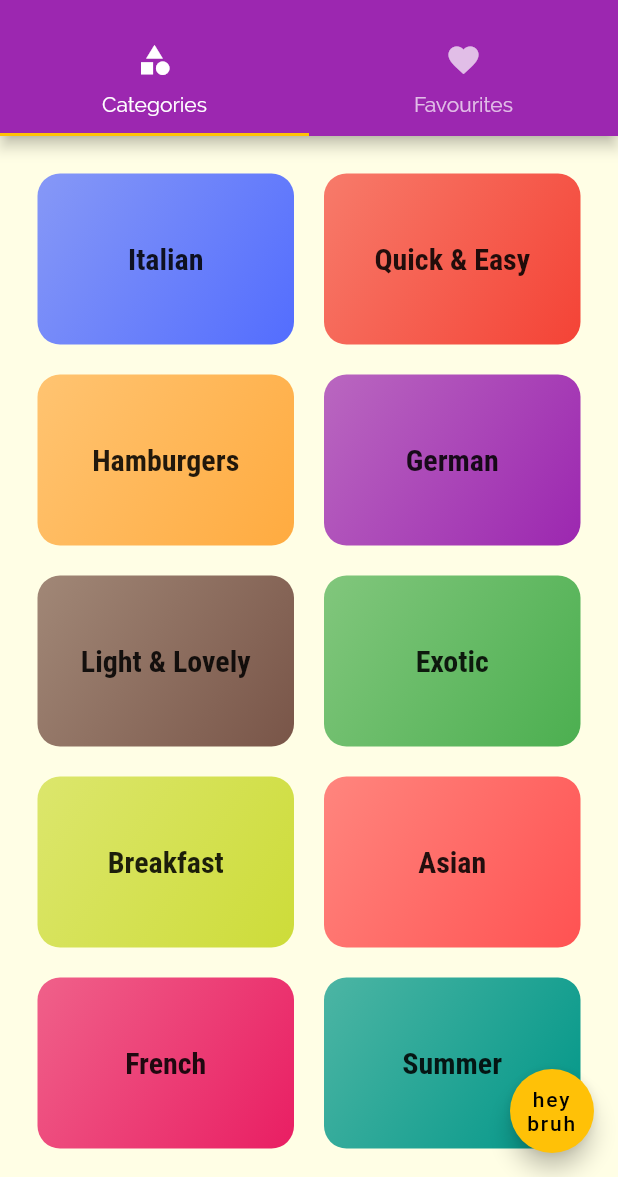
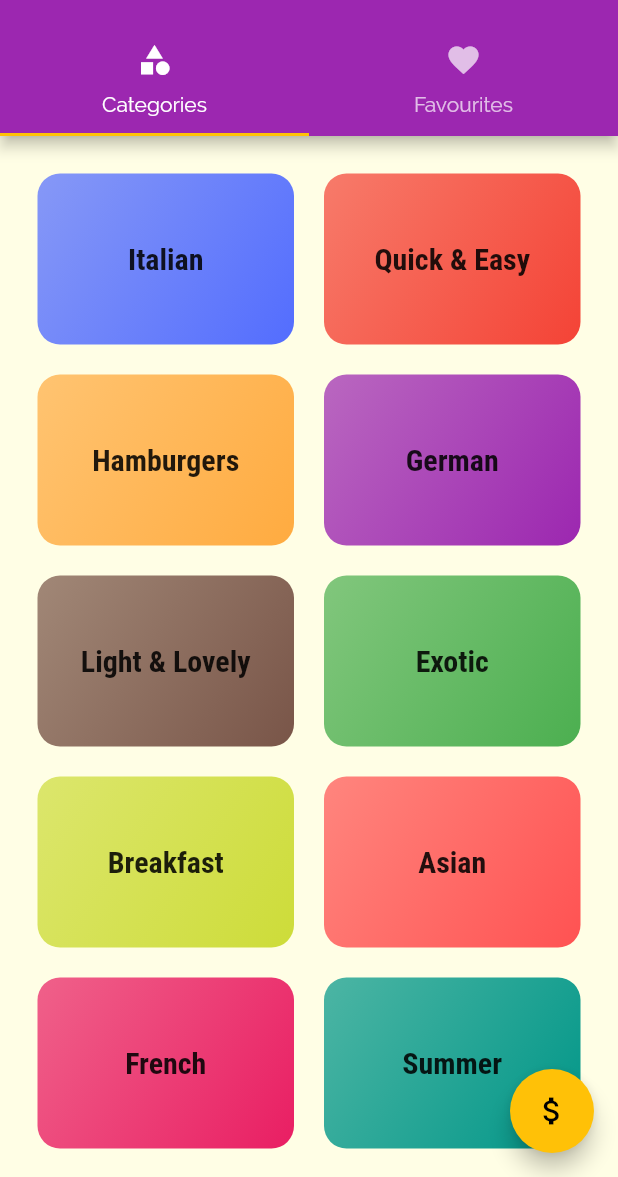
Before and after one commit to arbazadam/meals-app, a Flutter app: the screen it shows after launch, on a phone screen of 412 x 824 dp, the part 59-1236 px from its top. Run offline on Flutter 3.47's test engine with Material 2 defaults, Android fonts, the phone set to English and light mode, and no system bars.

Commit message:
changed text action button

```diff
--- a/lib/screens/tabs_screen.dart
+++ b/lib/screens/tabs_screen.dart
@@ -15,7 +15,7 @@ class _TabsScreenState extends State<TabsScreen> {
       length: 2,
       child: Scaffold(
         floatingActionButton: FloatingActionButton(
-          child: Text('hey bruh',textAlign: TextAlign.center,),
+          child: Icon(Icons.attach_money),
           onPressed: () {},
         ),
         drawer: MainDrawer(),
```
